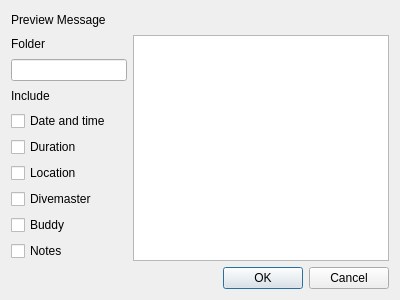
First picture: the form in qt-ui/socialnetworksdialog.ui, repository subsurface/subsurface, before the edit.
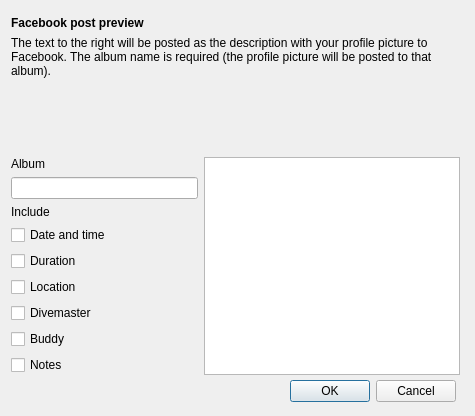
Second picture: the form after the edit.

Commit message:
Facebook integration: improve dialog layout
I'm not very good with these layouts, but this seems much more informative
and easier to use.

What changed in the file:
```diff
--- a/qt-ui/socialnetworksdialog.ui
+++ b/qt-ui/socialnetworksdialog.ui
@@ -6,63 +6,121 @@
    <rect>
     <x>0</x>
     <y>0</y>
-    <width>400</width>
-    <height>300</height>
+    <width>475</width>
+    <height>416</height>
    </rect>
   </property>
   <property name="windowTitle">
    <string>Dialog</string>
   </property>
-  <layout class="QGridLayout" name="gridLayout">
+  <widget class="QDialogButtonBox" name="buttonBox">
+   <property name="geometry">
+    <rect>
+     <x>290</x>
+     <y>380</y>
+     <width>166</width>
+     <height>22</height>
+    </rect>
+   </property>
+   <property name="orientation">
+    <enum>Qt::Horizontal</enum>
+   </property>
+   <property name="standardButtons">
+    <set>QDialogButtonBox::Cancel|QDialogButtonBox::Ok</set>
+   </property>
+  </widget>
+  <widget class="QWidget" name="layoutWidget">
+   <property name="geometry">
+    <rect>
+     <x>10</x>
+     <y>15</y>
+     <width>451</width>
+     <height>361</height>
+    </rect>
+   </property>
+   <layout class="QGridLayout" name="gridLayout" rowstretch="0,1,0,0,0,0,0,0,0,0,0">
+    <property name="leftMargin">
+     <number>1</number>
+    </property>
+    <property name="topMargin">
+     <number>1</number>
+    </property>
+    <property name="rightMargin">
+     <number>1</number>
+    </property>
+    <property name="bottomMargin">
+     <number>1</number>
+    </property>
+    <item row="1" column="0" colspan="2">
+     <widget class="QLabel" name="label_4">
+      <property name="text">
+       <string>The text to the right will be posted as the description with your profile picture to Facebook. The album name is required (the profile picture will be posted to that album).</string>
+      </property>
+      <property name="alignment">
+       <set>Qt::AlignLeading|Qt::AlignLeft|Qt::AlignTop</set>
+      </property>
+      <property name="wordWrap">
+       <bool>true</bool>
+      </property>
+     </widget>
+    </item>
    <item row="2" column="0">
-    <widget class="QLineEdit" name="album"/>
-   </item>
-   <item row="1" column="0">
     <widget class="QLabel" name="label_2">
      <property name="text">
-      <string>Folder</string>
+       <string>Album</string>
      </property>
     </widget>
    </item>
-   <item row="1" column="1" rowspan="9">
-    <widget class="QPlainTextEdit" name="text"/>
+    <item row="3" column="0">
+     <widget class="QLineEdit" name="album">
+      <property name="toolTip">
+       <string>The profile picture will be posted in this album (required)</string>
+      </property>
+     </widget>
+    </item>
+    <item row="4" column="0">
+     <widget class="QLabel" name="label_3">
+      <property name="text">
+       <string>Include</string>
+      </property>
+     </widget>
    </item>
    <item row="5" column="0">
+     <widget class="QCheckBox" name="date">
+      <property name="text">
+       <string>Date and time</string>
+      </property>
+     </widget>
+    </item>
+    <item row="6" column="0">
     <widget class="QCheckBox" name="duration">
      <property name="text">
       <string>Duration</string>
      </property>
     </widget>
    </item>
-   <item row="6" column="0">
+    <item row="7" column="0">
     <widget class="QCheckBox" name="Location">
      <property name="text">
       <string>Location</string>
      </property>
     </widget>
    </item>
-   <item row="7" column="0">
+    <item row="8" column="0">
     <widget class="QCheckBox" name="Divemaster">
      <property name="text">
       <string>Divemaster</string>
      </property>
     </widget>
    </item>
-   <item row="8" column="0">
+    <item row="9" column="0">
     <widget class="QCheckBox" name="Buddy">
      <property name="text">
       <string>Buddy</string>
      </property>
     </widget>
    </item>
-   <item row="4" column="0">
-    <widget class="QCheckBox" name="date">
-     <property name="text">
-      <string>Date and time</string>
-     </property>
-    </widget>
-   </item>
-   <item row="9" column="0">
+    <item row="10" column="0">
     <widget class="QCheckBox" name="Notes">
      <property name="text">
       <string>Notes</string>
@@ -71,29 +129,22 @@
    </item>
    <item row="0" column="0" colspan="2">
     <widget class="QLabel" name="label">
-     <property name="text">
-      <string>Preview Message</string>
-     </property>
-    </widget>
-   </item>
-   <item row="10" column="0" colspan="2">
-    <widget class="QDialogButtonBox" name="buttonBox">
-     <property name="orientation">
-      <enum>Qt::Horizontal</enum>
-     </property>
-     <property name="standardButtons">
-      <set>QDialogButtonBox::Cancel|QDialogButtonBox::Ok</set>
-     </property>
-    </widget>
-   </item>
-   <item row="3" column="0">
-    <widget class="QLabel" name="label_3">
+      <property name="font">
+       <font>
+        <weight>75</weight>
+        <bold>true</bold>
+       </font>
+      </property>
      <property name="text">
-      <string>Include</string>
+       <string>Facebook post preview</string>
      </property>
     </widget>
    </item>
-  </layout>
+    <item row="2" column="1" rowspan="9">
+     <widget class="QPlainTextEdit" name="text"/>
+    </item>
+   </layout>
+  </widget>
  </widget>
  <resources/>
  <connections>
```
Lines whose indentation alone changed are shown as unchanged.
